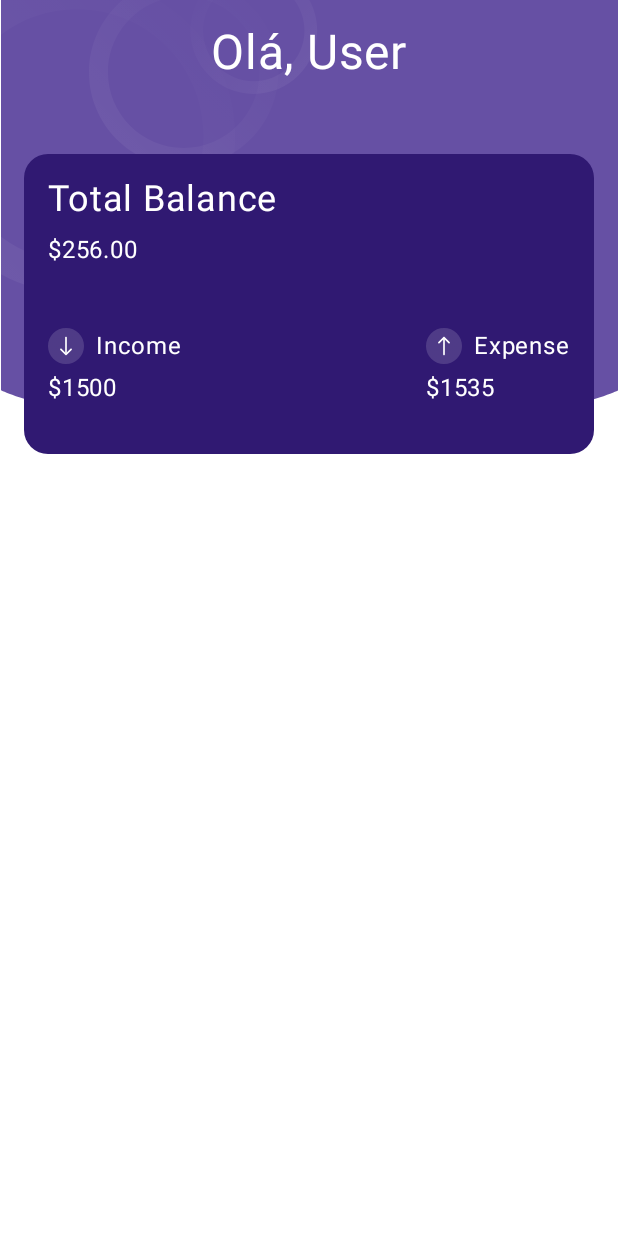
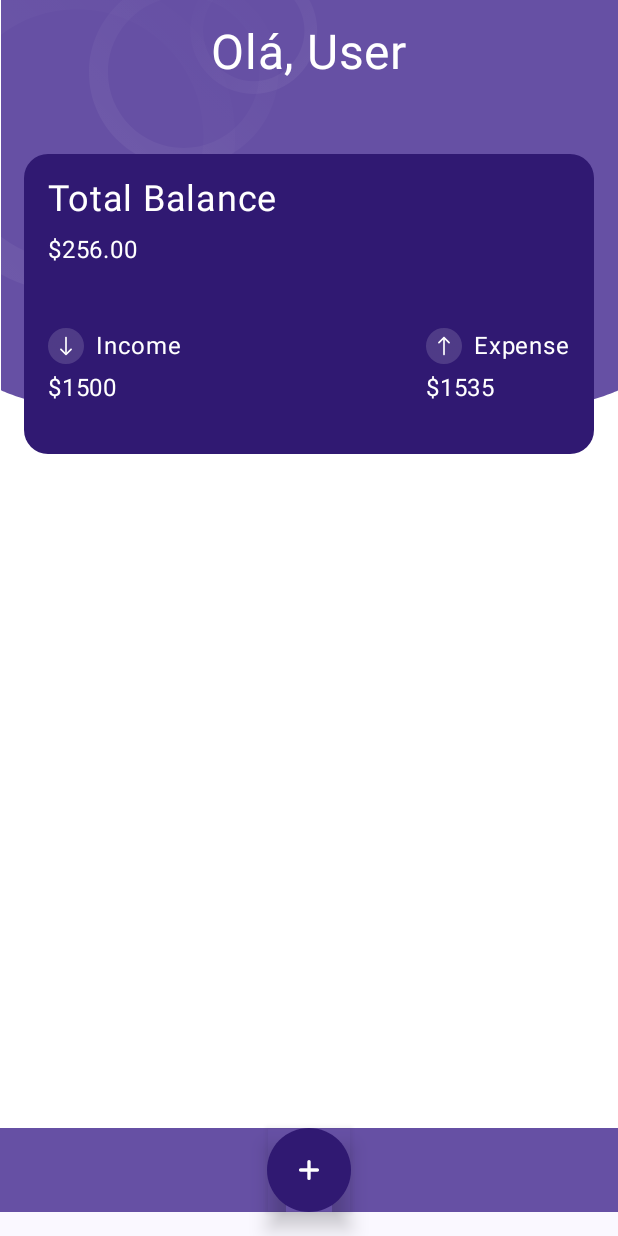
Before and after one commit to gabisponciano/SpendingFront, an Android app built with Jetpack Compose: the HomeScreen screen opened through its navigation route, on a phone screen of 412 x 824 dp. Run offline under Robolectric (Android 15) with nearby library versions, the phone set to English and light mode, and no system bars.

Commit message:
Fazendo telas de login,Sign, Home add e nav

```diff
--- a/app/src/main/java/com/gabrielaponciano/spendingapp/MainActivity.kt
+++ b/app/src/main/java/com/gabrielaponciano/spendingapp/MainActivity.kt
@@ -10,6 +10,7 @@ import androidx.navigation.compose.rememberNavController
 import com.gabrielaponciano.spendingapp.ui.theme.SpendingAppTheme
 import com.gabrielaponciano.spendingapp.ui.theme.States.LoginUiState
 import com.gabrielaponciano.spendingapp.ui.theme.States.SignUpUiState
+import com.gabrielaponciano.spendingapp.ui.theme.UI.Screens.AddExpenseScreen
 import com.gabrielaponciano.spendingapp.ui.theme.UI.Screens.HomeScreen
 import com.gabrielaponciano.spendingapp.ui.theme.UI.Screens.IntroPage
 import com.gabrielaponciano.spendingapp.ui.theme.UI.Screens.LoginScreen
@@ -37,6 +38,9 @@ class MainActivity : ComponentActivity() {
                     composable("home"){
                         HomeScreen(navController)
                     }
+                    composable("add"){
+                        AddExpenseScreen()
+                    }
                 }
                 }
             }
--- /dev/null
+++ b/app/src/main/java/com/gabrielaponciano/spendingapp/ui/theme/Components/AddButtom.kt
@@ -0,0 +1,39 @@
+package com.gabrielaponciano.spendingapp.ui.theme.Components
+
+import androidx.compose.foundation.Image
+import androidx.compose.foundation.background
+import androidx.compose.foundation.clickable
+import androidx.compose.foundation.layout.Column
+import androidx.compose.foundation.layout.fillMaxWidth
+import androidx.compose.foundation.layout.padding
+import androidx.compose.foundation.layout.size
+import androidx.compose.runtime.Composable
+import androidx.compose.ui.Alignment
+import androidx.compose.ui.Modifier
+import androidx.compose.ui.draw.shadow
+import androidx.compose.ui.res.painterResource
+import androidx.compose.ui.tooling.preview.Preview
+import androidx.compose.ui.unit.dp
+import com.gabrielaponciano.spendingapp.R
+import com.gabrielaponciano.spendingapp.ui.theme.Purple40
+
+@Composable
+fun AddButton(onClick: () -> Unit){
+    Column (modifier = Modifier
+        .fillMaxWidth()
+        .padding(bottom = 16.dp)
+        .background(Purple40)
+        .size(56.dp),
+        horizontalAlignment = Alignment.CenterHorizontally){
+        Image(painter = painterResource(R.drawable.ic_addbutton), contentDescription = "",
+            modifier = Modifier.shadow(8.dp).clickable { onClick() })
+
+    }
+}
+@Composable
+@Preview
+fun AddButtonPreview(){
+    AddButton(){
+
+    }
+}
--- a/app/src/main/java/com/gabrielaponciano/spendingapp/ui/theme/UI/Screens/AddExpense.kt
+++ b/app/src/main/java/com/gabrielaponciano/spendingapp/ui/theme/UI/Screens/AddExpense.kt
@@ -33,7 +33,7 @@ import com.gabrielaponciano.spendingapp.R
 import com.gabrielaponciano.spendingapp.ui.theme.Components.DataForm
 
 @Composable
-fun AddExpense() {
+fun AddExpenseScreen() {
     Surface(modifier = Modifier.fillMaxSize()) {
         ConstraintLayout(modifier = Modifier.fillMaxSize()) {
             val (nameRow, card, topBar) = createRefs()
@@ -80,5 +80,5 @@ fun AddExpense() {
 @Composable
 @Preview
 fun AddPreview(){
-    AddExpense()
+    AddExpenseScreen()
 }
--- a/app/src/main/java/com/gabrielaponciano/spendingapp/ui/theme/UI/Screens/Home.kt
+++ b/app/src/main/java/com/gabrielaponciano/spendingapp/ui/theme/UI/Screens/Home.kt
@@ -23,11 +23,18 @@ import androidx.compose.ui.unit.sp
 import androidx.navigation.NavController
 import androidx.navigation.compose.rememberNavController
 import com.gabrielaponciano.spendingapp.R
+import com.gabrielaponciano.spendingapp.ui.theme.Components.AddButton
 import com.gabrielaponciano.spendingapp.ui.theme.Components.CardItem
 
 @Composable
 fun HomeScreen(navController: NavController) {
-    Scaffold { paddingValues ->
+    Scaffold (
+        bottomBar = {
+            AddButton(){
+                navController.navigate("add")
+            }
+        }
+    ){ paddingValues ->
         Column(
             modifier = Modifier
                 .fillMaxSize()
--- /dev/null
+++ b/app/src/main/res/drawable/ic_addbutton.xml
@@ -0,0 +1,19 @@
+<vector xmlns:android="http://schemas.android.com/apk/res/android"
+    android:width="144dp"
+    android:height="144dp"
+    android:viewportWidth="100"
+    android:viewportHeight="100">
+
+    <!-- Circle -->
+    <path
+        android:fillColor="#FF301972"
+        android:pathData="M50 0a50 50 0 1 1 0 100A50 50 0 0 1 50 0z"/>
+
+    <!-- Plus Mark -->
+    <path
+        android:strokeColor="#FFFFFFFF"
+        android:strokeWidth="4"
+        android:strokeLineCap="round"
+        android:pathData="M50 40V60M40 50H60"/>
+
+</vector>
```
